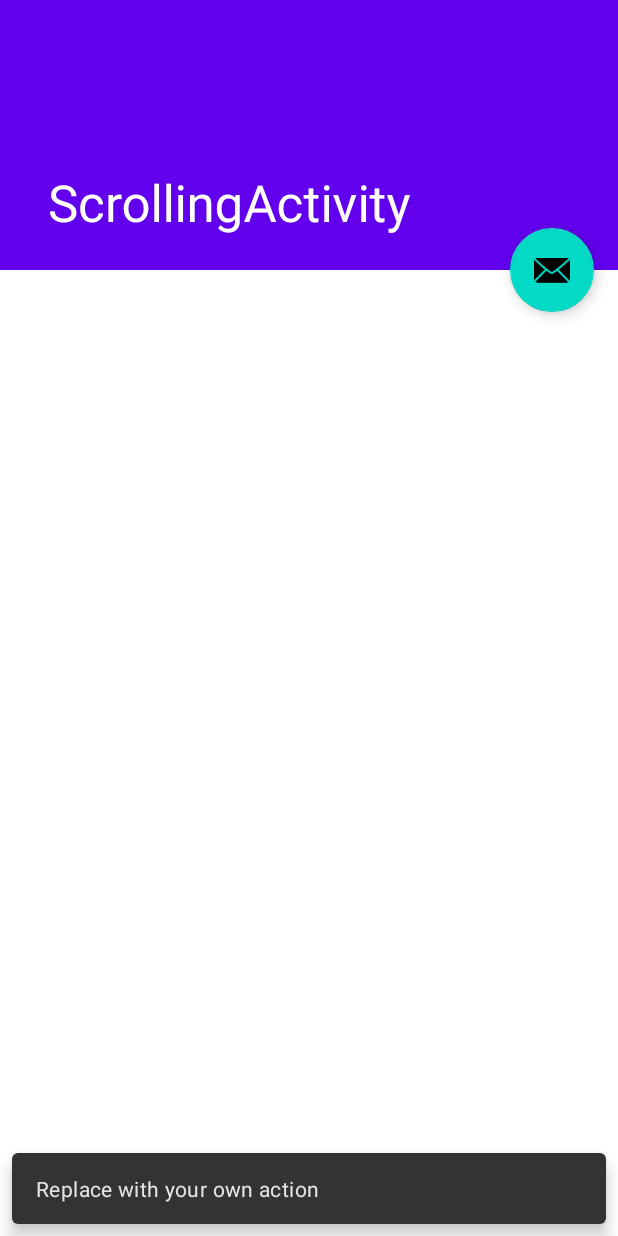
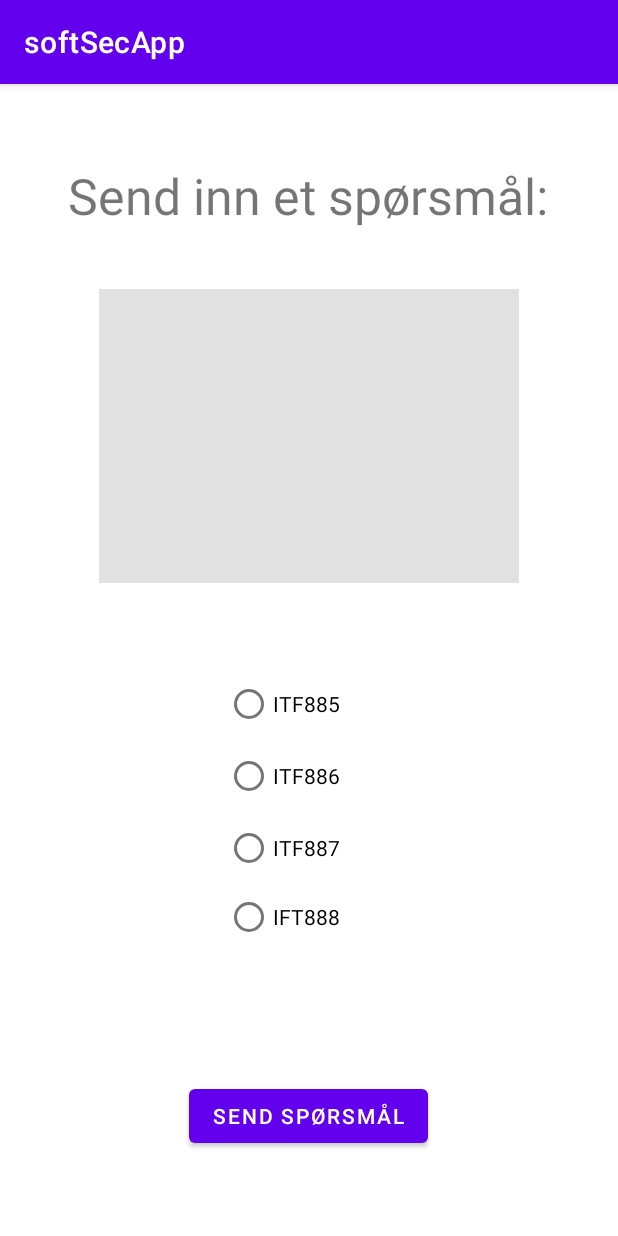
Before and after one commit to ThomasJohannessen/prosjektoppgave_Datasikkerhet, an Android app: the Messages screen opened directly, with no data from a screen before it, after a tap on an icon or button, on a phone screen of 412 x 824 dp. Run offline under Robolectric (Android 15) with nearby library versions, the phone set to English and light mode, and no system bars.

Commit message:
lager app

```diff
--- a/app/app/src/main/AndroidManifest.xml
+++ b/app/app/src/main/AndroidManifest.xml
@@ -2,6 +2,7 @@
 <manifest xmlns:android="http://schemas.android.com/apk/res/android"
     xmlns:tools="http://schemas.android.com/tools"
     package="com.softsecapp">
+
     <uses-permission android:name="android.permission.INTERNET" />
 
     <application
@@ -10,13 +11,14 @@
         android:label="@string/app_name"
         android:roundIcon="@mipmap/ic_launcher_round"
         android:supportsRtl="true"
+        android:theme="@style/Theme.SoftSecApp"
         android:usesCleartextTraffic="true"
-        android:theme="@style/Theme.SoftSecApp"
         tools:targetApi="m">
+        <activity android:name=".SendMessages"></activity>
         <activity
             android:name=".Messages"
             android:label="@string/title_activity_messages"
-            android:theme="@style/Theme.SoftSecApp.NoActionBar"></activity>
+            android:theme="@style/Theme.SoftSecApp.NoActionBar" />
         <activity android:name=".MainActivity">
             <intent-filter>
                 <action android:name="android.intent.action.MAIN" />
--- a/app/app/src/main/java/com/softsecapp/MainActivity.java
+++ b/app/app/src/main/java/com/softsecapp/MainActivity.java
@@ -19,7 +19,6 @@ import retrofit2.Retrofit;
 import retrofit2.adapter.rxjava2.RxJava2CallAdapterFactory;
 import retrofit2.converter.gson.GsonConverterFactory;
 
-
 public class MainActivity extends AppCompatActivity {
 
     Button login_btn;
@@ -39,7 +38,11 @@ public class MainActivity extends AppCompatActivity {
         login_btn.setOnClickListener(new View.OnClickListener(){
             @Override
             public void onClick(View view){
-                        logIn();
+                        //logIn();
+                String userId = "11";
+                Intent intent = new Intent(getBaseContext(), Messages.class);
+                intent.putExtra("EXTRA_SESSION_ID", userId);
+                startActivity(intent);
             }
         });
     }
@@ -76,8 +79,6 @@ public class MainActivity extends AppCompatActivity {
 
                feilmelding.setText(userId);
 
-               //int sessionId = Integer.parseInt(userId);
-               //Log.d("WORKS", String.valueOf("id: " + sessionId));
                Intent intent = new Intent(getBaseContext(), Messages.class);
                intent.putExtra("EXTRA_SESSION_ID", userId);
                startActivity(intent);
@@ -85,20 +86,10 @@ public class MainActivity extends AppCompatActivity {
 
            @Override
            public void onFailure(Call<Response> call, Throwable t) {
-               feilmelding.setText(t.getMessage());
+               feilmelding.setText("Feil innloggingsinformasjon.");
                Log.d("Debug", String.valueOf(t.getMessage()));
            }
 
        });
-
-
-/*
-        if(Response.getBrukerid() == 0){
-            //sette feilmeldingsBoks til "Noe gikk galt"
-        }
-        else {
-            Intent intent = new Intent(this, Messages.class);
-            startActivity(intent);
-        }*/
    }
 }
--- a/app/app/src/main/java/com/softsecapp/Messages.java
+++ b/app/app/src/main/java/com/softsecapp/Messages.java
@@ -1,5 +1,6 @@
 package com.softsecapp;
 
+import android.content.Intent;
 import android.os.Bundle;
 
 import com.google.android.material.appbar.CollapsingToolbarLayout;
@@ -13,7 +14,7 @@ import android.view.View;
 import android.widget.TextView;
 
 public class Messages extends AppCompatActivity {
-    TextView sessonId;
+    TextView sessionId;
 
     @Override
     protected void onCreate(Bundle savedInstanceState) {
@@ -24,18 +25,19 @@ public class Messages extends AppCompatActivity {
         CollapsingToolbarLayout toolBarLayout = (CollapsingToolbarLayout) findViewById(R.id.toolbar_layout);
         toolBarLayout.setTitle(getTitle());
 
-        sessonId = findViewById(R.id.textView3);
+        sessionId = findViewById(R.id.textView3);
 
-        String sessionId = getIntent().getStringExtra("EXTRA_SESSION_ID");
+        String sessionId_String = getIntent().getStringExtra("EXTRA_SESSION_ID");
 
-        sessonId.setText(sessionId);
+        sessionId.setText(sessionId_String);
 
         FloatingActionButton fab = (FloatingActionButton) findViewById(R.id.fab);
         fab.setOnClickListener(new View.OnClickListener() {
             @Override
             public void onClick(View view) {
-                Snackbar.make(view, "Replace with your own action", Snackbar.LENGTH_LONG)
-                        .setAction("Action", null).show();
+                Intent intent = new Intent(getBaseContext(), SendMessages.class);
+                intent.putExtra("EXTRA_SESSION_ID", sessionId_String);
+                startActivity(intent);
             }
         });
     }
--- /dev/null
+++ b/app/app/src/main/java/com/softsecapp/SendMessages.java
@@ -0,0 +1,94 @@
+package com.softsecapp;
+
+import androidx.appcompat.app.AppCompatActivity;
+
+import android.content.Intent;
+import android.os.Bundle;
+import android.util.Log;
+import android.view.View;
+import android.widget.Button;
+import android.widget.EditText;
+import android.widget.RadioButton;
+import android.widget.RadioGroup;
+import android.widget.Toast;
+
+import retrofit2.Call;
+import retrofit2.Callback;
+import retrofit2.Retrofit;
+import retrofit2.adapter.rxjava2.RxJava2CallAdapterFactory;
+import retrofit2.converter.gson.GsonConverterFactory;
+
+public class SendMessages extends AppCompatActivity {
+
+    Button submitButton;
+    RadioGroup radioBtns;
+    RadioButton radioButton;
+    EditText inputText;
+
+    private SendQuestionService sendQuestionService;
+
+    @Override
+    protected void onCreate(Bundle savedInstanceState) {
+        super.onCreate(savedInstanceState);
+        setContentView(R.layout.activity_send_messages);
+        radioBtns = (RadioGroup)findViewById(R.id.radioGroup);
+        submitButton = (Button)findViewById(R.id.SubmitButton);
+        submitButton.setOnClickListener(new View.OnClickListener(){
+
+        String sessionId_String = getIntent().getStringExtra("EXTRA_SESSION_ID");
+
+            @Override
+            public void onClick(View view){
+
+                //Intent intent = new Intent(getBaseContext(), Messages.class);
+                //intent.putExtra("EXTRA_SESSION_ID", userId);
+                //startActivity(intent);
+                SendMessages(sessionId_String);
+            }
+
+
+        });
+    }
+    public void SendMessages(String sessionId){
+        int selectedBtnId = radioBtns.getCheckedRadioButtonId();
+
+        inputText = (EditText) findViewById(R.id.inputText);
+        String inputText_String = inputText.getText().toString();
+
+        radioButton = (RadioButton) findViewById(selectedBtnId);
+        String inputSubject = (String) radioButton.getText();
+
+
+
+        Retrofit retrofit = new Retrofit.Builder()
+                .addCallAdapterFactory(RxJava2CallAdapterFactory.create())
+                .addConverterFactory(GsonConverterFactory.create())
+                .baseUrl("http://158.39.188.201/steg2/prosjektoppgave_Datasikkerhet/api/")
+                .build();
+
+        sendQuestionService = retrofit.create(SendQuestionService.class);
+
+        Call<Response> call = sendQuestionService.sendQuestion(inputText_String,inputSubject, sessionId);
+
+        call.enqueue(new Callback<Response>() {
+            @Override
+            public void onResponse(Call<Response> call, retrofit2.Response<Response> response) {
+                if (!response.isSuccessful()) {
+                    Log.d("OnResponse", String.valueOf(response.code()));
+                    return;
+                }
+                String userId = response.body().getBrukerId();
+
+                Intent intent = new Intent(getBaseContext(), Messages.class);
+                intent.putExtra("EXTRA_SESSION_ID", userId);
+                startActivity(intent);
+            }
+
+            @Override
+            public void onFailure(Call<Response> call, Throwable t) {
+                Log.d("Debug", String.valueOf(t.getMessage()));
+            }
+
+        });
+    }
+}
--- /dev/null
+++ b/app/app/src/main/java/com/softsecapp/SendQuestionService.java
@@ -0,0 +1,18 @@
+package com.softsecapp;
+
+import retrofit2.Call;
+import retrofit2.http.GET;
+import retrofit2.http.Query;
+
+public interface SendQuestionService {
+    @GET("api_sendSporsmal.php")
+    Call<Response> sendQuestion(
+            @Query("brukerid") String brukerid,
+            @Query("emnekode") String emnekode,
+            @Query("sporsmal") String sporsmal
+    );
+}
+
+
+
+//api_sendSporsmal.php?brukerid=11&emnekode=ITF888&sporsmal=test
--- /dev/null
+++ b/app/app/src/main/res/layout/activity_send_messages.xml
@@ -0,0 +1,82 @@
+<?xml version="1.0" encoding="utf-8"?>
+<androidx.constraintlayout.widget.ConstraintLayout xmlns:android="http://schemas.android.com/apk/res/android"
+    xmlns:app="http://schemas.android.com/apk/res-auto"
+    xmlns:tools="http://schemas.android.com/tools"
+    android:layout_width="match_parent"
+    android:layout_height="match_parent"
+    tools:context=".SendMessages">
+
+    <RadioGroup
+        android:id="@+id/radioGroup"
+        android:layout_width="112dp"
+        android:layout_height="188dp"
+        android:layout_marginTop="50dp"
+        android:layout_marginBottom="80dp"
+        app:layout_constraintBottom_toTopOf="@+id/SubmitButton"
+        app:layout_constraintEnd_toEndOf="parent"
+        app:layout_constraintStart_toStartOf="parent"
+        app:layout_constraintTop_toBottomOf="@+id/inputText">
+
+        <RadioButton
+            android:id="@+id/radioBtn1"
+            android:layout_width="match_parent"
+            android:layout_height="wrap_content"
+            android:text="ITF885" />
+
+        <RadioButton
+            android:id="@+id/radioBtn2"
+            android:layout_width="match_parent"
+            android:layout_height="wrap_content"
+            android:text="ITF886" />
+
+        <RadioButton
+            android:id="@+id/radioBtn3"
+            android:layout_width="match_parent"
+            android:layout_height="wrap_content"
+            android:text="ITF887" />
+
+        <RadioButton
+            android:id="@+id/radioBtn4"
+            android:layout_width="match_parent"
+            android:layout_height="wrap_content"
+            android:text="IFT888" />
+
+    </RadioGroup>
+
+    <Button
+        android:id="@+id/SubmitButton"
+        android:layout_width="wrap_content"
+        android:layout_height="wrap_content"
+        android:layout_marginBottom="56dp"
+        android:text="Send Spørsmål"
+        app:layout_constraintBottom_toBottomOf="parent"
+        app:layout_constraintEnd_toEndOf="parent"
+        app:layout_constraintHorizontal_bias="0.498"
+        app:layout_constraintStart_toStartOf="parent" />
+
+    <TextView
+        android:id="@+id/Title"
+        android:layout_width="wrap_content"
+        android:layout_height="wrap_content"
+        android:layout_marginTop="52dp"
+        android:text="Send inn et spørsmål:"
+        android:textSize="15pt"
+        app:layout_constraintEnd_toEndOf="parent"
+        app:layout_constraintHorizontal_bias="0.493"
+        app:layout_constraintStart_toStartOf="parent"
+        app:layout_constraintTop_toTopOf="parent" />
+
+    <EditText
+        android:id="@+id/inputText"
+        android:layout_width="280dp"
+        android:layout_height="196dp"
+        android:layout_marginTop="40dp"
+        android:background="#E1E1E1"
+        android:ems="10"
+        android:gravity="start|top"
+        android:inputType="textMultiLine"
+        app:layout_constraintEnd_toEndOf="parent"
+        app:layout_constraintStart_toStartOf="parent"
+        app:layout_constraintTop_toBottomOf="@+id/Title" />
+
+</androidx.constraintlayout.widget.ConstraintLayout>
```
